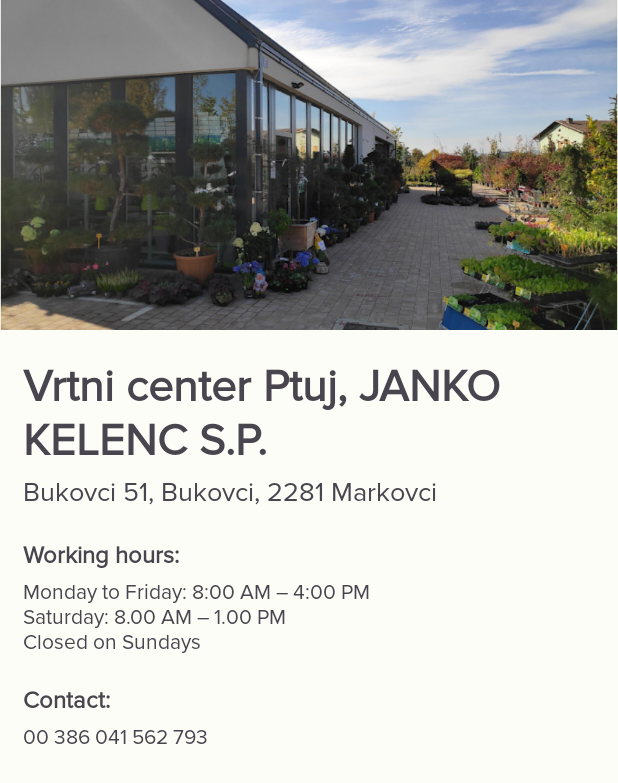
After one commit to mlukee/plantBuddyMobileApp, an Android app: the StoreDetailActivity screen opened directly, with no data from a screen before it, on a phone screen of 412 x 824 dp. The commit adds this screen. Shown: the top 783 px of the screen. Run offline under Robolectric (Android 15) with nearby library versions, the phone set to English and light mode, and no system bars.

Commit message:
Add another activity when user clicks on the store on the map

```diff
--- a/app/src/main/AndroidManifest.xml
+++ b/app/src/main/AndroidManifest.xml
@@ -18,7 +18,9 @@
         android:supportsRtl="true"
         android:theme="@style/Theme.PlantBuddy"
         tools:targetApi="31">
-
+        <activity
+            android:name=".StoreDetailActivity"
+            android:exported="false" />
         <!--
              TODO: Before you run your application, you need a Google Maps API key.
 
--- /dev/null
+++ b/app/src/main/java/com/example/plantbuddy/StoreDetailActivity.kt
@@ -0,0 +1,36 @@
+package com.example.plantbuddy
+
+import androidx.appcompat.app.AppCompatActivity
+import android.os.Bundle
+import com.example.plantbuddy.databinding.ActivityStoreDetailBinding
+import org.json.JSONObject
+
+class StoreDetailActivity : AppCompatActivity() {
+
+    private lateinit var binding: ActivityStoreDetailBinding
+
+    override fun onCreate(savedInstanceState: Bundle?) {
+        super.onCreate(savedInstanceState)
+
+        binding = ActivityStoreDetailBinding.inflate(layoutInflater)
+        setContentView(binding.root)
+
+        if(intent.hasExtra("store_details")) {
+            val storeDetails = intent.getStringExtra("store_details")?.let { JSONObject(it) }
+
+            // Assuming you have a field "image_name" in your JSON which corresponds to drawable names
+            storeDetails?.let {
+                val imageName = it.optString("imgSrc")
+                val resourceId = resources.getIdentifier(imageName, "drawable", packageName)
+                if (resourceId != 0) { // Resource ID will be 0 if not found
+                    binding.storeImg.setImageResource(resourceId)
+                }
+
+                binding.storeAddress.text = it.optString("address")
+                binding.storeName.text = it.optString("name")
+                binding.storeWorkingHours.text = it.optString("working_hours")
+                binding.storeContact.text = it.optString("contact")
+            }
+        }
+    }
+}
--- /dev/null
+++ b/app/src/main/res/layout/activity_store_detail.xml
@@ -0,0 +1,89 @@
+<?xml version="1.0" encoding="utf-8"?>
+<androidx.constraintlayout.widget.ConstraintLayout xmlns:android="http://schemas.android.com/apk/res/android"
+    xmlns:app="http://schemas.android.com/apk/res-auto"
+    xmlns:tools="http://schemas.android.com/tools"
+    android:layout_width="match_parent"
+    android:layout_height="match_parent"
+    tools:context=".StoreDetailActivity">
+
+    <ImageView
+        android:id="@+id/storeImg"
+        android:layout_width="0dp"
+        android:layout_height="220dp"
+        android:scaleType="centerCrop"
+        app:layout_constraintEnd_toEndOf="parent"
+        app:layout_constraintStart_toStartOf="parent"
+        app:layout_constraintTop_toTopOf="parent"
+        app:srcCompat="@drawable/vrnicenterjanko" />
+
+    <TextView
+        android:id="@+id/storeName"
+        android:layout_width="0dp"
+        android:layout_height="wrap_content"
+        android:layout_marginStart="15dp"
+        android:layout_marginTop="20dp"
+        android:layout_marginEnd="15dp"
+        android:text="Vrtni center Ptuj, JANKO KELENC S.P."
+        android:textFontWeight="600"
+        android:textSize="30sp"
+        app:layout_constraintEnd_toEndOf="parent"
+        app:layout_constraintStart_toStartOf="parent"
+        app:layout_constraintTop_toBottomOf="@+id/storeImg" />
+
+    <TextView
+        android:id="@+id/storeAddress"
+        android:layout_width="wrap_content"
+        android:layout_height="wrap_content"
+        android:layout_marginStart="15dp"
+        android:layout_marginTop="5dp"
+        android:text="Bukovci 51, Bukovci, 2281 Markovci"
+        android:textSize="18sp"
+        app:layout_constraintStart_toStartOf="parent"
+        app:layout_constraintTop_toBottomOf="@+id/storeName" />
+
+    <TextView
+        android:id="@+id/workingHours"
+        android:layout_width="wrap_content"
+        android:layout_height="wrap_content"
+        android:layout_marginStart="15dp"
+        android:layout_marginTop="20dp"
+        android:text="Working hours:"
+        android:textFontWeight="600"
+        android:textSize="16sp"
+        app:layout_constraintStart_toStartOf="parent"
+        app:layout_constraintTop_toBottomOf="@+id/storeAddress" />
+
+    <TextView
+        android:id="@+id/storeWorkingHours"
+        android:layout_width="wrap_content"
+        android:layout_height="wrap_content"
+        android:layout_marginStart="15dp"
+        android:layout_marginTop="5dp"
+        android:text="Monday to Friday: 8:00 AM \u2013 4:00 PM\nSaturday: 8.00 AM \u2013 1.00 PM \nClosed on Sundays"
+        app:layout_constraintStart_toStartOf="parent"
+        app:layout_constraintTop_toBottomOf="@+id/workingHours" />
+
+    <TextView
+        android:id="@+id/textView5"
+        android:layout_width="wrap_content"
+        android:layout_height="wrap_content"
+        android:layout_marginStart="15dp"
+        android:textSize="16sp"
+        android:textFontWeight="600"
+        android:layout_marginTop="20dp"
+        android:text="Contact:"
+        app:layout_constraintStart_toStartOf="parent"
+        app:layout_constraintTop_toBottomOf="@+id/storeWorkingHours" />
+
+    <TextView
+        android:id="@+id/storeContact"
+        android:layout_width="wrap_content"
+        android:layout_height="wrap_content"
+        android:layout_marginStart="15dp"
+        android:layout_marginTop="5dp"
+        android:text="00 386 041 562 793"
+        app:layout_constraintStart_toStartOf="parent"
+        app:layout_constraintTop_toBottomOf="@+id/textView5" />
+
+
+</androidx.constraintlayout.widget.ConstraintLayout>
```
Also changed, not shown: app/src/main/java/com/example/plantbuddy/MapsActivity.kt (+24 -5 lines), app/src/main/java/com/example/plantbuddy/MyApplication.kt (+12 -5 lines), app/src/main/res/drawable/domkoptuj.jpg (added), app/src/main/res/drawable/eldar.png (added), app/src/main/res/drawable/obiptuj.jpg (added), app/src/main/res/drawable/vrnicenterjanko.png (added), app/src/main/res/drawable/zivexptuj.jpg (added).
